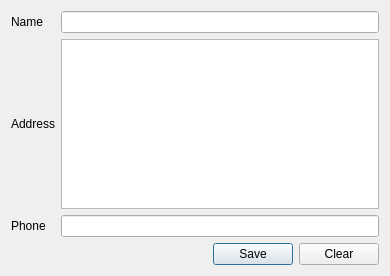
This is createagentdialog.ui in alanhaggai/Daily-Collection as Qt 5 draws it before an edit. The edited form follows.
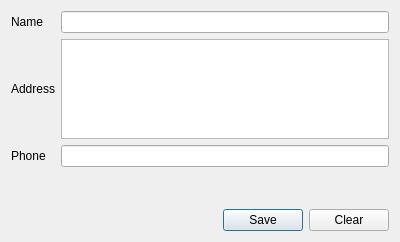
This is the edited form.

Commit message: Adjusted height and width of dialogs and other widgets for more usability

```diff
--- a/createagentdialog.ui
+++ b/createagentdialog.ui
@@ -2,12 +2,15 @@
 <ui version="4.0">
  <class>CreateAgentDialog</class>
  <widget class="QDialog" name="CreateAgentDialog">
+  <property name="enabled">
+   <bool>true</bool>
+  </property>
   <property name="geometry">
    <rect>
     <x>0</x>
     <y>0</y>
-    <width>390</width>
-    <height>276</height>
+    <width>400</width>
+    <height>242</height>
    </rect>
   </property>
   <property name="windowTitle">
@@ -51,6 +54,18 @@
      </item>
      <item row="2" column="1">
       <widget class="QTextEdit" name="addressEdit">
+       <property name="sizePolicy">
+        <sizepolicy hsizetype="Expanding" vsizetype="Fixed">
+         <horstretch>0</horstretch>
+         <verstretch>0</verstretch>
+        </sizepolicy>
+       </property>
+       <property name="maximumSize">
+        <size>
+         <width>16777215</width>
+         <height>100</height>
+        </size>
+       </property>
        <property name="tabChangesFocus">
         <bool>true</bool>
        </property>
@@ -58,7 +73,7 @@
      </item>
     </layout>
    </item>
-   <item row="1" column="0">
+   <item row="2" column="0">
     <spacer name="horizontalSpacer">
      <property name="orientation">
       <enum>Qt::Horizontal</enum>
@@ -71,20 +86,33 @@
      </property>
     </spacer>
    </item>
-   <item row="1" column="1">
+   <item row="2" column="1">
     <widget class="QPushButton" name="saveButton">
      <property name="text">
       <string>Save</string>
      </property>
     </widget>
    </item>
-   <item row="1" column="2">
+   <item row="2" column="2">
     <widget class="QPushButton" name="clearButton">
      <property name="text">
       <string>Clear</string>
      </property>
     </widget>
    </item>
+   <item row="1" column="0">
+    <spacer name="verticalSpacer">
+     <property name="orientation">
+      <enum>Qt::Vertical</enum>
+     </property>
+     <property name="sizeHint" stdset="0">
+      <size>
+       <width>20</width>
+       <height>40</height>
+      </size>
+     </property>
+    </spacer>
+   </item>
   </layout>
  </widget>
  <tabstops>
```
The commit also changes 4 other files.
